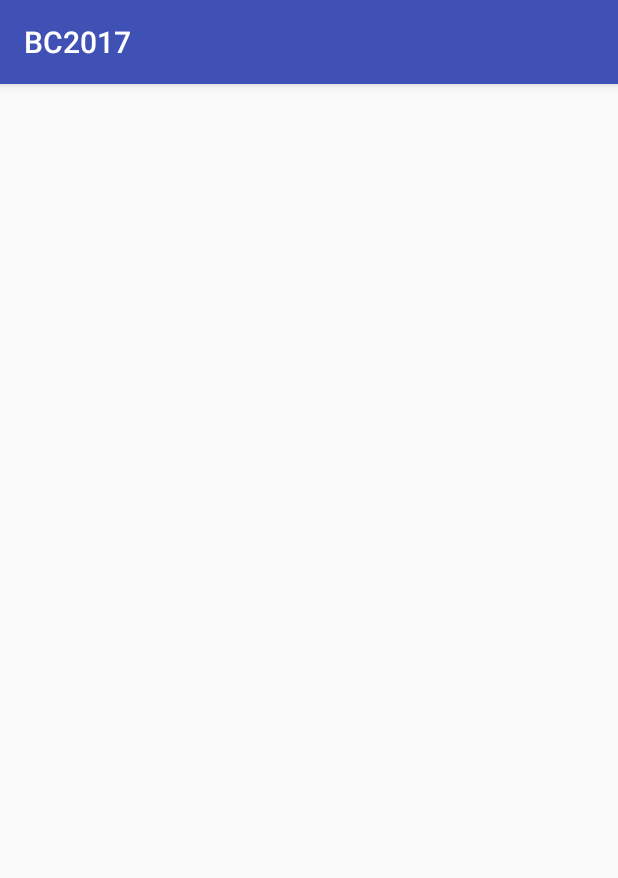
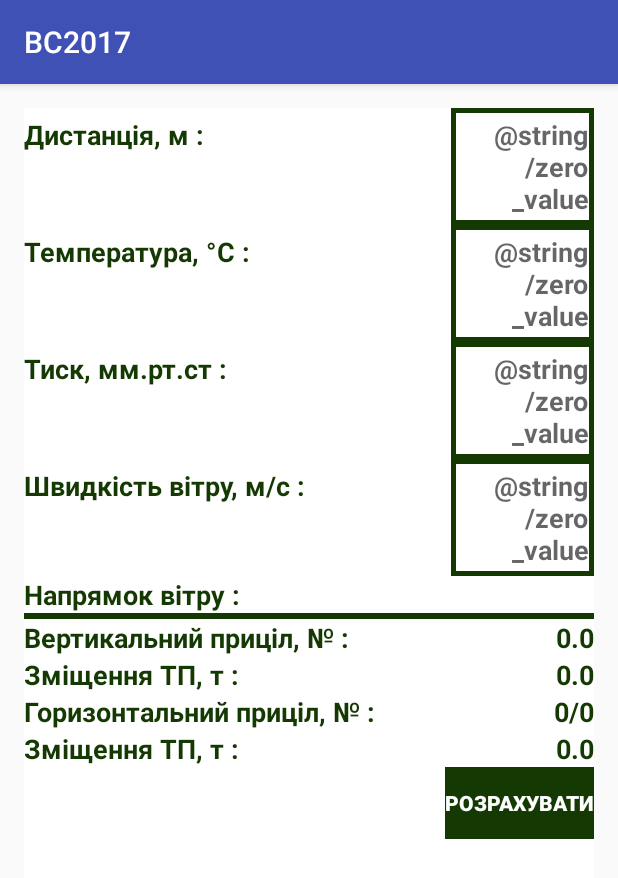
Before and after one commit to mykola-kurylets/BC2017, an Android app: the screen it shows after launch (MainActivity), on a phone screen of 412 x 824 dp. Shown: the top 878 px of the screen. Run offline under Robolectric (Android 15) with nearby library versions, the phone set to English and light mode, and no system bars; 1 statement that could not run was skipped.

Commit message:
Створення фрагменту та застосування до нього стилів

```diff
--- a/app/build.gradle
+++ b/app/build.gradle
@@ -20,7 +20,7 @@ android {
 }
 
 dependencies {
-    compile fileTree(dir: 'libs', include: ['*.jar'])
+    compile fileTree(include: ['*.jar'], dir: 'libs')
     testCompile 'junit:junit:4.12'
     compile 'com.android.support:appcompat-v7:23.1.1'
     compile 'com.android.support:design:23.1.1'
--- /dev/null
+++ b/app/src/main/java/GUIManager/Fragment/CalculationFragment.java
@@ -0,0 +1,92 @@
+package GUIManager.Fragment;
+
+import android.app.Fragment;
+import android.os.Bundle;
+import android.view.KeyEvent;
+import android.view.LayoutInflater;
+import android.view.View;
+import android.view.ViewGroup;
+import android.widget.Button;
+import android.widget.EditText;
+import android.widget.TextView;
+
+import com.kurylets.mykola.bc2017.R;
+import com.kurylets.mykola.bcmodule.InputData;
+import com.kurylets.mykola.bcmodule.OutputData;
+
+/**
+ * Created by samsung on 20.05.2016.
+ */
+public class CalculationFragment extends Fragment
+{
+
+    public  CalculationFragment()
+    {
+        m_CalcEvent = new CalculationEvent();
+    }
+
+    @Override
+    public View onCreateView(LayoutInflater inflater, ViewGroup container, Bundle savedInstanceState)
+    {
+
+        View view = inflater.inflate(R.layout.fragment_layout, container, false);
+        InitControls(view);
+
+
+
+        return view;
+    }
+
+    public interface ICalculationFragmentListener
+    {
+         void OnCalculate(InputData inD, OutputData outD);
+    }
+
+    public class  CalculationEvent implements View.OnClickListener, View.OnKeyListener
+    {
+
+        @Override
+        public void onClick(View v)
+        {
+
+        }
+
+        @Override
+        public boolean onKey(View v, int keyCode, KeyEvent event)
+        {
+            return false;
+        }
+    }
+
+    private void InitControls(View view)
+    {
+
+        m_DistanceInput = (EditText)view.findViewById(R.id.distance_value_id);
+        m_TemperatureInput = (EditText)view.findViewById(R.id.temperature_value_id);
+        m_PressureInput = (EditText)view.findViewById(R.id.pressure_value_id);
+        m_WindSpeedInput = (EditText)view.findViewById(R.id.speed_value_id);
+        m_VertSightOutput = (TextView)view.findViewById(R.id.vrtc_sight_id);
+        m_VertErrorOutput = (TextView)view.findViewById(R.id.vrtc_correction_id);
+        m_HorSightOutput = (TextView)view.findViewById(R.id.hrst_sight_id);
+        m_HorErrorOutput = (TextView)view.findViewById(R.id.hrst_correction_id);
+        m_CalcButton = (Button)view.findViewById(R.id.calculate_button);
+
+        m_DistanceInput.setOnKeyListener(m_CalcEvent );
+        m_TemperatureInput.setOnKeyListener(m_CalcEvent );
+        m_PressureInput.setOnKeyListener(m_CalcEvent );
+        m_WindSpeedInput.setOnKeyListener(m_CalcEvent );
+        m_CalcButton.setOnClickListener(m_CalcEvent);
+    }
+
+    private EditText m_DistanceInput;
+    private EditText m_TemperatureInput;
+    private EditText m_PressureInput;
+    private EditText m_WindSpeedInput;
+    private TextView m_VertSightOutput;
+    private TextView m_VertErrorOutput;
+    private TextView m_HorSightOutput;
+    private TextView m_HorErrorOutput;
+    private Button m_CalcButton;
+    private CalculationEvent m_CalcEvent;
+
+}
--- a/app/src/main/java/GUIManager/GUIManager.java
+++ b/app/src/main/java/GUIManager/GUIManager.java
@@ -1,8 +1,10 @@
 package GUIManager;
 
 import android.app.FragmentManager;
+import android.app.FragmentTransaction;
 
 import Application.Application;
+import GUIManager.Fragment.CalculationFragment;
 
 /**
  * Created by Mykola on 17.05.2016.
@@ -12,13 +14,18 @@ public class GUIManager
     public GUIManager(Application app)
     {
         m_App = app;
+        m_CalcFragment = new CalculationFragment();
+
     }
 
     // установка фрагменту
     public void SetFragment(FragmentManager fragM, int resId)
     {
-
+        FragmentTransaction fragT = fragM.beginTransaction();
+        fragT.add(resId, m_CalcFragment);
+        fragT.commit();
     }
 
     private Application m_App;
+    private CalculationFragment m_CalcFragment;
 }
--- a/app/src/main/java/com/kurylets/mykola/bc2017/MainActivity.java
+++ b/app/src/main/java/com/kurylets/mykola/bc2017/MainActivity.java
@@ -1,5 +1,7 @@
 package com.kurylets.mykola.bc2017;
 
+
+import android.content.res.Resources;
 import android.os.Bundle;
 import android.support.v7.app.AppCompatActivity;
 import android.view.Menu;
@@ -20,8 +22,11 @@ public class MainActivity extends AppCompatActivity
     {
         super.onCreate(savedInstanceState);
         setContentView(R.layout.activity_main);
+        setTheme(R.style.Theme_Day_Mode);
+
 
         m_App = new Application(this);
+        m_App.SetFragment(getFragmentManager(), R.id.main_container);
 
         // задання фрагрменту у головну активність
         // main_container - ідентифікатор activity_main.xml
--- /dev/null
+++ b/app/src/main/res/drawable/day_edit_text_border.xml
@@ -0,0 +1,5 @@
+<?xml version="1.0" encoding="utf-8"?>
+<shape xmlns:android="http://schemas.android.com/apk/res/android">
+    <solid android:color="@color/white" />
+    <stroke android:width="@dimen/border_width" android:color="@color/colorDayMode" />
+</shape>
--- /dev/null
+++ b/app/src/main/res/drawable/night_edit_text_border.xml
@@ -0,0 +1,5 @@
+<?xml version="1.0" encoding="utf-8"?>
+<shape xmlns:android="http://schemas.android.com/apk/res/android">
+    <solid android:color="@color/black" />
+    <stroke android:width="@dimen/border_width" android:color="@color/colorNightMode" />
+</shape>
--- /dev/null
+++ b/app/src/main/res/layout/fragment_layout.xml
@@ -0,0 +1,141 @@
+<?xml version="1.0" encoding="utf-8"?>
+<LinearLayout xmlns:android="http://schemas.android.com/apk/res/android"
+    style="?calculatorGeneralStyle"
+    android:orientation="vertical"
+    android:layout_width="match_parent"
+    android:layout_height="match_parent">
+
+    <LinearLayout
+        style="@style/LinearLayoutStyle">
+        <TextView
+            style="?calculatorTextStyle"
+            android:text="@string/distance_input_name" />
+
+        <EditText
+            style="?calculatorEditTextStyle"
+            android:id="@+id/distance_value_id" />
+    </LinearLayout>
+
+    <LinearLayout
+        style="@style/LinearLayoutStyle">
+
+        <TextView
+            style="?calculatorTextStyle"
+            android:text="@string/temperature_input_name" />
+
+        <EditText
+            style="?calculatorEditTextStyle"
+            android:id="@+id/temperature_value_id" />
+    </LinearLayout>
+
+    <LinearLayout
+        style="@style/LinearLayoutStyle">
+
+        <TextView
+            style="?calculatorTextStyle"
+            android:text="@string/pressure_input_name" />
+
+        <EditText
+            style="?calculatorEditTextStyle"
+            android:id="@+id/pressure_value_id" />
+    </LinearLayout>
+
+    <LinearLayout
+        style="@style/LinearLayoutStyle">
+
+        <TextView
+            style="?calculatorTextStyle"
+            android:text="@string/speed_input_name" />
+
+        <EditText
+            style="?calculatorEditTextStyle"
+            android:id="@+id/speed_value_id"/>
+    </LinearLayout>
+
+    <LinearLayout
+        style="@style/LinearLayoutStyle">
+
+        <TextView
+            style="?calculatorTextStyle"
+            android:text="@string/direction_input_name" />
+
+    </LinearLayout>
+
+    <LinearLayout
+        style="?calculatorDividerStyle"
+        android:layout_width="match_parent"
+        android:layout_height="4dp">
+    </LinearLayout>
+
+    <LinearLayout
+        style="@style/LinearLayoutStyle">
+
+        <TextView
+            style="?calculatorTextStyle"
+            android:text="@string/vrtc_sight_output_name" />
+
+        <TextView
+            style="?calculatorTextStyle"
+            android:id="@+id/vrtc_sight_id"
+            android:gravity="right"
+            android:layout_weight="1"
+            android:text="@string/zero_value" />
+    </LinearLayout>
+
+    <LinearLayout
+        style="@style/LinearLayoutStyle">
+
+        <TextView
+            style="?calculatorTextStyle"
+            android:text="@string/vrtc_correction_output_name" />
+
+        <TextView
+            style="?calculatorTextStyle"
+            android:id="@+id/vrtc_correction_id"
+            android:gravity="right"
+            android:layout_weight="1"
+            android:text="@string/zero_value" />
+    </LinearLayout>
+
+    <LinearLayout
+        style="@style/LinearLayoutStyle">
+
+        <TextView
+            style="?calculatorTextStyle"
+            android:text="@string/hrst_sight_output_name" />
+
+        <TextView
+            style="?calculatorTextStyle"
+            android:id="@+id/hrst_sight_id"
+            android:gravity="right"
+            android:layout_weight="1"
+            android:text="@string/zero_value_string" />
+    </LinearLayout>
+
+    <LinearLayout
+        style="@style/LinearLayoutStyle">
+
+        <TextView
+            style="?calculatorTextStyle"
+            android:text="@string/hrst_correction_output_name" />
+
+        <TextView
+            style="?calculatorTextStyle"
+            android:id="@+id/hrst_correction_id"
+            android:gravity="right"
+            android:layout_weight="1"
+            android:text="@string/zero_value" />
+    </LinearLayout>
+
+    <LinearLayout
+        android:layout_gravity="right"
+        android:layout_width="wrap_content"
+        android:layout_height="wrap_content">
+
+        <Button
+            style="?calculatorButtonStyle"
+            android:id="@+id/calculate_button"
+            android:text="@string/calculate" />
+
+    </LinearLayout>
+</LinearLayout>
--- /dev/null
+++ b/app/src/main/res/values/attrs.xml
@@ -0,0 +1,8 @@
+<?xml version="1.0" encoding="utf-8"?>
+<resources>
+    <attr name="calculatorGeneralStyle" format="reference"/>
+    <attr name="calculatorTextStyle" format="reference"/>
+    <attr name="calculatorEditTextStyle" format="reference"/>
+    <attr name="calculatorButtonStyle" format="reference"/>
+    <attr name="calculatorDividerStyle" format="reference"/>
+</resources>
--- a/app/src/main/res/values/colors.xml
+++ b/app/src/main/res/values/colors.xml
@@ -3,4 +3,9 @@
     <color name="colorPrimary">#3F51B5</color>
     <color name="colorPrimaryDark">#303F9F</color>
     <color name="colorAccent">#FF4081</color>
+    <color name="colorDayMode">#153903</color>
+    <color name="colorNightMode">#d50000</color>
+    <color name="white">#fff</color>
+    <color name="black">#000</color>
+
 </resources>
--- a/app/src/main/res/values/dimens.xml
+++ b/app/src/main/res/values/dimens.xml
@@ -3,4 +3,12 @@
     <dimen name="activity_horizontal_margin">16dp</dimen>
     <dimen name="activity_vertical_margin">16dp</dimen>
     <dimen name="fab_margin">16dp</dimen>
+    <dimen name="edittext_top_padding">5dp</dimen>
+    <dimen name="edittext_bottom_padding">5dp</dimen>
+    <dimen name="edittext_right_padding">4dp</dimen>
+    <dimen name="linlayout_element_width_">0dp</dimen>
+    <dimen name="border_width">3dp</dimen>
+    <dimen name="divider_height">4dp</dimen>
+    <dimen name="normal_text_size">18sp</dimen>
+
 </resources>
--- a/app/src/main/res/values/strings.xml
+++ b/app/src/main/res/values/strings.xml
@@ -1,4 +1,17 @@
 <resources>
     <string name="app_name">BC2017</string>
     <string name="action_settings">Settings</string>
+    <string name="distance_input_name">Дистанція, м :</string>
+    <string name="temperature_input_name">Температура, °С :</string>
+    <string name="pressure_input_name">Тиск, мм.рт.ст :</string>
+    <string name="speed_input_name">Швидкість вітру, м/с :</string>
+    <string name="direction_input_name">Напрямок вітру :</string>
+    <string name="vrtc_sight_output_name">Вертикальний приціл, № :</string>
+    <string name="vrtc_correction_output_name">Зміщення ТП, т :</string>
+    <string name="hrst_sight_output_name">Горизонтальний приціл, № :</string>
+    <string name="hrst_correction_output_name">Зміщення ТП, т :</string>
+    <string name="zero_value">0.0</string>
+    <string name="zero_value_string">0/0</string>
+    <string name="calculate">Розрахувати</string>
+    <string name="day_mode_theme">Theme.Day_Mode</string>
 </resources>
--- a/app/src/main/res/values/styles.xml
+++ b/app/src/main/res/values/styles.xml
@@ -12,6 +12,86 @@
         <item name="windowActionBar">false</item>
         <item name="windowNoTitle">true</item>
     </style>
+    <style name="DayModeBackground">
+        <item name="android:background">@color/white</item>
+    </style>
+
+    <style name="NightModeBackground">
+        <item name="android:background">@color/black</item>
+    </style>
+
+    <style name="LinearLayoutStyle">
+        <item name="android:orientation">horizontal</item>
+        <item name="android:layout_width">match_parent</item>
+        <item name="android:layout_height">wrap_content</item>
+    </style>
+
+    <style name="CommonTextView">
+        <item name="android:layout_width">@dimen/linlayout_element_width_</item>
+        <item name="android:layout_height">wrap_content</item>
+        <item name="android:layout_weight">3</item>
+        <item name="android:textSize" >@dimen/normal_text_size</item>
+        <item name="android:textStyle">bold</item>
+    </style>
+
+    <style name="DayModeTextView" parent="CommonTextView">
+        <item name="android:textColor">@color/colorDayMode</item>
+    </style>
+
+    <style name="NightModeTextView" parent="CommonTextView">
+        <item name="android:textColor">@color/colorNightMode</item>
+    </style>
+
+    <style name="CommonEditText">
+        <item name="android:layout_width">@dimen/linlayout_element_width_</item>
+        <item name="android:layout_height">wrap_content</item>
+        <item name="android:layout_weight">1</item>
+        <item name="android:paddingBottom">@dimen/edittext_bottom_padding</item>
+        <item name="android:paddingTop">@dimen/edittext_top_padding</item>
+        <item name="android:paddingRight">@dimen/edittext_right_padding</item>
+        <item name="android:hint">"@string/zero_value"</item>
+        <item name="android:textStyle">bold</item>
+        <item name="android:gravity">right</item>
+    </style>
+
+
+    <style name="DayModeEditText" parent="CommonEditText">
+        <item name="android:background">@drawable/day_edit_text_border</item>
+        <item name="android:textColor">@color/colorDayMode</item>
+    </style>
+
+    <style name="NightModeEditText" parent="CommonEditText">
+        <item name="android:background">@drawable/night_edit_text_border</item>
+        <item name="android:textColor">@color/colorNightMode</item>
+    </style>
+
+    <style name="DayModeDivider">
+        <item name="android:background">@color/colorDayMode</item>
+        <item name="android:layout_width">match_parent</item>
+        <item name="android:layout_height">@dimen/divider_height</item>
+    </style>
+
+    <style name="NightModeDivider">
+        <item name="android:background">@color/colorNightMode</item>
+        <item name="android:layout_width">match_parent</item>
+        <item name="android:layout_height">@dimen/divider_height</item>
+    </style>
+
+    <style name="CommonButton">
+        <item name="android:textStyle">bold</item>
+        <item name="android:layout_width">wrap_content</item>
+        <item name="android:layout_height">wrap_content</item>
+    </style>
+
+    <style name="DayModeButton" parent="CommonButton">
+        <item name="android:background">@color/colorDayMode</item>
+        <item name="android:textColor">@color/white</item>
+    </style>
+
+    <style name="NightModeButton" parent="CommonButton">
+        <item name="android:background">@color/colorNightMode</item>
+        <item name="android:textColor">@color/black</item>
+    </style>
 
     <style name="AppTheme.AppBarOverlay" parent="ThemeOverlay.AppCompat.Dark.ActionBar" />
 
--- /dev/null
+++ b/app/src/main/res/values/theme.xml
@@ -0,0 +1,18 @@
+<?xml version="1.0" encoding="utf-8"?>
+<resources xmlns:android="http://schemas.android.com/apk/res/android">
+    <style name="Theme.Day_Mode" parent="Theme.AppCompat.Light">
+        <item name="calculatorTextStyle">@style/DayModeTextView</item>
+        <item name="calculatorEditTextStyle">@style/DayModeEditText</item>
+        <item name="calculatorButtonStyle">@style/DayModeButton</item>
+        <item name="calculatorDividerStyle">@style/DayModeDivider</item>
+        <item name="calculatorGeneralStyle">@style/DayModeBackground</item>
+    </style>
+
+    <style name="Theme.Night_Mode" parent="Theme.AppCompat.Light.DarkActionBar">
+        <item name="calculatorTextStyle">@style/NightModeTextView</item>
+        <item name="calculatorEditTextStyle">@style/NightModeEditText</item>
+        <item name="calculatorButtonStyle">@style/NightModeButton</item>
+        <item name="calculatorDividerStyle">@style/NightModeDivider</item>
+        <item name="calculatorGeneralStyle">@style/NightModeBackground</item>
+    </style>
+</resources>
```
